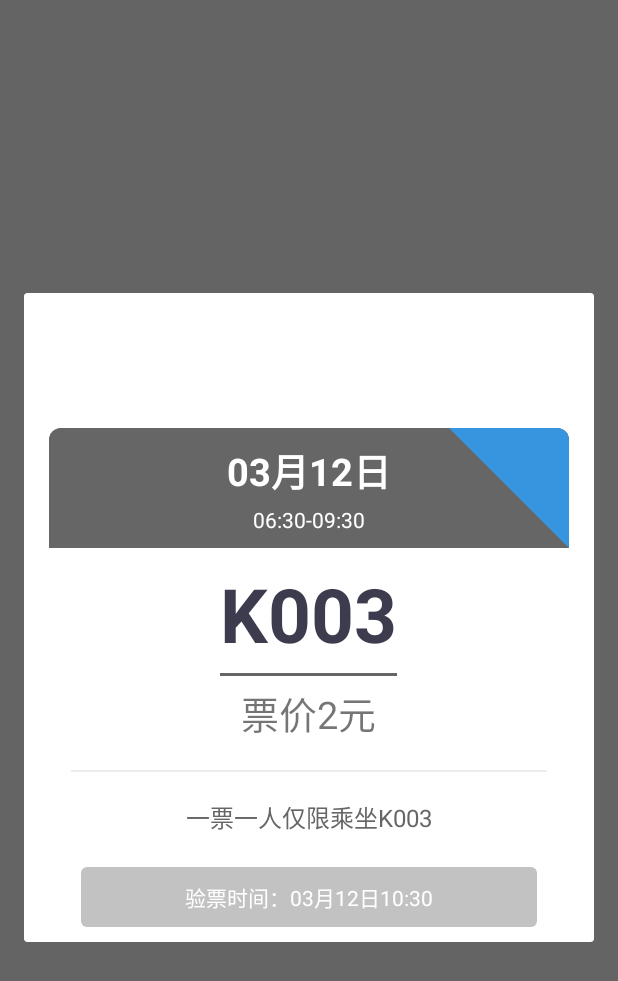
After one commit to fanturbo/AreYouOk, an Android app: the fragment TicketWeChatFragment shown on its own in the app's theme, on a phone screen of 412 x 824 dp. The commit adds this screen. Shown: the top 981 px of the screen. Run offline under Robolectric (Android 15) with nearby library versions, the phone set to English and light mode, and no system bars; our stand-ins replace ButterKnife; libraries missing offline, so code that uses them is left out: com.zhy.autolayout; 6 statements that could not run were skipped.

Commit message:
添加微信页面

```diff
--- a/app/src/main/AndroidManifest.xml
+++ b/app/src/main/AndroidManifest.xml
@@ -72,6 +72,11 @@
             android:label="@string/title_activity_haluo"
             android:theme="@style/FullscreenTheme" />
         <activity
+            android:name=".HaluoWeChatActivity"
+            android:configChanges="orientation|keyboardHidden|screenSize"
+            android:label="@string/title_activity_haluo"
+            android:theme="@style/FullscreenTheme" />
+        <activity
             android:name=".CaiHongActivity"
             android:configChanges="orientation|keyboardHidden|screenSize"
             android:label="@string/title_activity_cai_hong"
--- /dev/null
+++ b/app/src/main/java/lock/war3/pub/areyouok/TicketWeChatFragment.java
@@ -0,0 +1,132 @@
+package lock.war3.pub.areyouok;
+
+
+import android.content.Context;
+import android.graphics.Color;
+import android.graphics.drawable.ColorDrawable;
+import android.os.Bundle;
+import android.support.annotation.Nullable;
+import android.support.v4.app.DialogFragment;
+import android.view.Gravity;
+import android.view.LayoutInflater;
+import android.view.View;
+import android.view.ViewGroup;
+import android.view.Window;
+import android.view.WindowManager;
+import android.widget.FrameLayout;
+import android.widget.LinearLayout;
+import android.widget.TextView;
+
+import java.text.SimpleDateFormat;
+import java.util.Calendar;
+
+import butterknife.BindView;
+import butterknife.ButterKnife;
+import butterknife.OnClick;
+import butterknife.Unbinder;
+import lock.war3.pub.areyouok.widget.OffcutView;
+
+public class TicketWeChatFragment extends DialogFragment {
+
+    public static final String TAG = TicketWeChatFragment.class.getSimpleName();
+    @BindView(R.id.shuttle_ticket_date)
+    TextView shuttleTicketDate;
+    @BindView(R.id.suhttle_ticket_time)
+    TextView suhttleTicketTime;
+    @BindView(R.id.shuttle_ticket_offcutview)
+    OffcutView shuttleTicketOffcutview;
+    @BindView(R.id.ticket_container_top_view)
+    FrameLayout ticketContainerTopView;
+    @BindView(R.id.shuttle_ticket_title)
+    TextView shuttleTicketTitle;
+    @BindView(R.id.shuttle_ticket_underline)
+    View shuttleTicketUnderline;
+    @BindView(R.id.shuttle_ticket_price)
+    TextView shuttleTicketPrice;
+    @BindView(R.id.ticket_container_middle_view)
+    LinearLayout ticketContainerMiddleView;
+    @BindView(R.id.shuttle_desc_text)
+    TextView shuttleDescText;
+    @BindView(R.id.shuttle_ticket_check)
+    TextView shuttleTicketCheck;
+    @BindView(R.id.ticket_container_bottom_view)
+    LinearLayout ticketContainerBottomView;
+    Unbinder unbinder;
+    private Context mContext;
+
+    public static TicketWeChatFragment newInstance(int i) {
+        Bundle args = new Bundle();
+        args.putInt("i", i);
+        TicketWeChatFragment fragment = new TicketWeChatFragment();
+        fragment.setArguments(args);
+        return fragment;
+    }
+
+
+    @Override
+    public void onAttach(Context context) {
+        super.onAttach(context);
+        mContext = context;
+    }
+
+    @Nullable
+    @Override
+    public View onCreateView(LayoutInflater inflater, @Nullable ViewGroup container,
+                             @Nullable Bundle savedInstanceState) {
+        View rootView = inflater.inflate(R.layout.view_bus_ticket_wechat, container, false);
+        WindowManager.LayoutParams lp= getDialog().getWindow().getAttributes();
+        lp.alpha=0.2f;
+        getDialog().getWindow().setAttributes(lp);
+        unbinder = ButterKnife.bind(this, rootView);
+        setTicket();
+        return rootView;
+    }
+
+    public void setTicket() {
+        int i = getArguments().getInt("i");
+        Calendar instance = Calendar.getInstance();
+        SimpleDateFormat format = new SimpleDateFormat("MM月dd日");
+        SimpleDateFormat format2 = new SimpleDateFormat("验票时间：MM月dd日HH:mm");
+        shuttleTicketDate.setText(format.format(Calendar.getInstance().getTime()));
+        int hourOfDay = Calendar.getInstance().get(Calendar.HOUR_OF_DAY);
+        if (i == 0) {
+            suhttleTicketTime.setText("06:30-09:30");
+            shuttleTicketTitle.setText("K003");
+            shuttleDescText.setText("一票一人仅限乘坐K003");
+        } else if (i == 1) {
+            suhttleTicketTime.setText("17:30-21:00");
+            shuttleTicketTitle.setText("K004");
+            shuttleDescText.setText("一票一人仅限乘坐K004");
+        } else {
+            suhttleTicketTime.setText("06:30-09:30");
+            shuttleTicketTitle.setText("K005");
+            shuttleDescText.setText("一票一人仅限乘坐K005");
+        }
+        shuttleTicketCheck.setText(format2.format(Calendar.getInstance().getTime()));
+        //判断是否是周五来设置价格
+
+        int dayOfWeek = instance.get(Calendar.DAY_OF_WEEK);
+        if (dayOfWeek == 6) {
+            shuttleTicketPrice.setText("票价1元");
+        } else {
+            shuttleTicketPrice.setText("票价2元");
+        }
+    }
+
+    public void onResume() {
+        super.onResume();
+        Window window = getDialog().getWindow();
+        window.setLayout(window.getAttributes().width, window.getAttributes().height);
+        window.setGravity(Gravity.CENTER);
+    }
+
+    @Override
+    public void onDestroyView() {
+        super.onDestroyView();
+    }
+
+    @OnClick(R.id.tv_close)
+    public void onViewClicked() {
+        this.dismiss();
+    }
+}
--- a/app/src/main/java/lock/war3/pub/areyouok/widget/DashView.java
+++ b/app/src/main/java/lock/war3/pub/areyouok/widget/DashView.java
@@ -40,11 +40,11 @@ public class DashView extends View {
         }
         final DisplayMetrics metrics = getResources().getDisplayMetrics();
         float width = TypedValue.applyDimension(TypedValue.COMPLEX_UNIT_DIP, 1, metrics);
-        float dashGap = TypedValue.applyDimension(TypedValue.COMPLEX_UNIT_DIP, AutoUtils.getPercentWidthSize(3), metrics);
-        float dashWidth = TypedValue.applyDimension(TypedValue.COMPLEX_UNIT_DIP, AutoUtils.getPercentWidthSize(7), metrics);
+        float dashGap = TypedValue.applyDimension(TypedValue.COMPLEX_UNIT_DIP, AutoUtils.getPercentWidthSize(2), metrics);
+        float dashWidth = TypedValue.applyDimension(TypedValue.COMPLEX_UNIT_DIP, AutoUtils.getPercentWidthSize(2), metrics);
 
         mDashPaint = new Paint();
-        mDashPaint.setColor(0xff3b3c4e);
+        mDashPaint.setColor(0xffE6E6E6);
         mDashPaint.setStyle(Paint.Style.STROKE);
         mDashPaint.setStrokeWidth(width);
         mDashPaint.setAntiAlias(true);
--- a/app/src/main/java/lock/war3/pub/areyouok/widget/OffcutView.java
+++ b/app/src/main/java/lock/war3/pub/areyouok/widget/OffcutView.java
@@ -1,11 +1,14 @@
 package lock.war3.pub.areyouok.widget;
 
 import android.content.Context;
+import android.content.res.TypedArray;
 import android.graphics.Canvas;
+import android.graphics.Color;
 import android.graphics.Paint;
 import android.graphics.Paint.Style;
 import android.graphics.Path;
 import android.util.AttributeSet;
+import android.util.Log;
 import android.view.View;
 
 import com.zhy.autolayout.utils.AutoUtils;
@@ -19,6 +22,8 @@ public class OffcutView extends View {
     private int d = -1;
     private int f = 12;
     private Fang g = Fang.RIGHT;
+    private int offCutViewBgColor = Color.parseColor("#3795DF");
+    private int offCutViewTextColor = Color.parseColor("#ffffff");
 
     public enum Fang {
         LEFT,
@@ -27,24 +32,27 @@ public class OffcutView extends View {
 
     public OffcutView(Context context) {
         super(context);
-        a();
     }
 
     public OffcutView(Context context, AttributeSet attributeSet) {
         super(context, attributeSet);
-        a();
+        a(attributeSet, context);
     }
 
     public OffcutView(Context context, AttributeSet attributeSet, int i) {
         super(context, attributeSet, i);
-        a();
+        a(attributeSet, context);
     }
 
     public void setBgColor(int i) {
         invalidate();
     }
 
-    private void a() {
+    private void a(AttributeSet attrs, Context context) {
+        TypedArray typedArray = context.obtainStyledAttributes(attrs,
+                R.styleable.OffcutView);
+        offCutViewBgColor = typedArray.getColor(R.styleable.OffcutView_bgcolor, offCutViewBgColor);
+        offCutViewTextColor = typedArray.getColor(R.styleable.OffcutView_textcolor, offCutViewTextColor);
         this.b = new Paint();
         this.c = new Paint();
         this.b.setAntiAlias(true);
@@ -76,7 +84,7 @@ public class OffcutView extends View {
     private void a(Canvas canvas) {
         int width = getWidth();
         int height = getHeight();
-        this.c.setColor(getContext().getResources().getColor(R.color.color2));
+        this.c.setColor(offCutViewBgColor);
         canvas.drawCircle((float) this.f, (float) this.f, (float) this.f, this.c);
         Path path = new Path();
         path.moveTo((float) this.f, 0.0f);
@@ -86,20 +94,22 @@ public class OffcutView extends View {
         path.close();
         canvas.drawPath(path, this.c);
         canvas.save();
-        this.b.setColor(this.d);
+        this.b.setColor(offCutViewTextColor);
         this.b.setAntiAlias(true);
         this.b.setTextSize((float) (width / 4));
         float f = ((((float) width) * 0.707f) * 8.0f) / 10.0f;
         float f2 = (-this.b.measureText(this.a)) / 2.0f;
         canvas.rotate(-45.0f);
         canvas.drawText("已验票", f2, f, this.b);
+        Log.i("========", "x = " + f2);
+        Log.i("========", "y = " + f);
         canvas.restore();
     }
 
     private void b(Canvas canvas) {
         int width = getWidth();
         int height = getHeight();
-        this.c.setColor(getContext().getResources().getColor(R.color.color2));
+        this.c.setColor(offCutViewBgColor);
         canvas.drawCircle((float) (width - this.f), (float) this.f, (float) this.f, this.c);
         Path path = new Path();
         path.moveTo((float) (width - this.f), 0.0f);
@@ -109,12 +119,14 @@ public class OffcutView extends View {
         path.close();
         canvas.drawPath(path, this.c);
         canvas.save();
-        this.b.setColor(this.d);
+        this.b.setColor(offCutViewTextColor);
         this.b.setAntiAlias(true);
         this.b.setTextSize(AutoUtils.getPercentWidthSize(30));
         float measureText = this.b.measureText(this.a);
         canvas.rotate(45.0f, (float) (width / 2), (float) (height / 2));
-        canvas.drawText("已验票", AutoUtils.getPercentWidthSize(42), AutoUtils.getPercentWidthSize(42), this.b);
+//        canvas.rotate(45.0f,0,0);
+        int i = ((int) (width / 2)) - AutoUtils.getPercentWidthSize(10);
+        canvas.drawText("已验票", AutoUtils.getPercentWidthSize(30), (height / 2)-AutoUtils.getPercentWidthSize(20), this.b);
         canvas.restore();
     }
 }
--- /dev/null
+++ b/app/src/main/res/drawable/bg_round_top_wechat.xml
@@ -0,0 +1,12 @@
+<?xml version="1.0" encoding="utf-8"?>
+<shape xmlns:android="http://schemas.android.com/apk/res/android">
+    <corners
+        android:bottomLeftRadius="0dp"
+        android:bottomRightRadius="0dp"
+        android:topLeftRadius="8dp"
+        android:topRightRadius="8dp" />
+
+    <stroke android:width="0dp" />
+
+    <solid android:color="#666666" />
+</shape>
--- a/app/src/main/res/drawable/btn_dark_4dp.xml
+++ b/app/src/main/res/drawable/btn_dark_4dp.xml
@@ -3,25 +3,25 @@
     <item android:state_pressed="true">
         <shape android:shape="rectangle">
             <corners android:radius="4dp" />
-            <solid android:color="#9A9A9A" />
+            <solid android:color="#c2c2c2" />
         </shape>
     </item>
     <item android:state_enabled="true">
         <shape android:shape="rectangle">
             <corners android:radius="4dp" />
-            <solid android:color="#9A9A9A" />
+            <solid android:color="#c2c2c2" />
         </shape>
     </item>
     <item android:state_enabled="false">
         <shape android:shape="rectangle">
             <corners android:radius="4dp" />
-            <solid android:color="#9A9A9A" />
+            <solid android:color="#c2c2c2" />
         </shape>
     </item>
     <item>
         <shape android:shape="rectangle">
             <corners android:radius="4dp" />
-            <solid android:color="#9A9A9A" />
+            <solid android:color="#c2c2c2" />
         </shape>
     </item>
 </selector>
--- a/app/src/main/res/layout/content_main.xml
+++ b/app/src/main/res/layout/content_main.xml
@@ -20,6 +20,12 @@
             android:text="哈罗班车" />
 
         <Button
+            android:id="@+id/btn_haluo_wechat"
+            android:layout_width="wrap_content"
+            android:layout_height="wrap_content"
+            android:text="哈罗班车微信" />
+
+        <Button
             android:id="@+id/btn2"
             android:layout_width="wrap_content"
             android:layout_height="wrap_content"
--- /dev/null
+++ b/app/src/main/res/layout/view_bus_ticket_wechat.xml
@@ -0,0 +1,203 @@
+<?xml version="1.0" encoding="utf-8"?>
+<LinearLayout xmlns:android="http://schemas.android.com/apk/res/android"
+    xmlns:app="http://schemas.android.com/apk/res-auto"
+    android:layout_width="match_parent"
+    android:layout_height="wrap_content"
+    android:background="#00000000"
+    android:orientation="vertical">
+
+    <View
+        android:layout_width="match_parent"
+        android:layout_height="28dp" />
+
+    <RelativeLayout
+        android:layout_width="match_parent"
+        android:layout_height="match_parent"
+        android:layout_marginLeft="7px"
+        android:background="#00000000"
+        android:layout_marginRight="7px">
+
+        <TextView
+            android:layout_width="wrap_content"
+            android:layout_height="wrap_content"
+            android:layout_centerHorizontal="true"
+            android:layout_gravity="right"
+            android:layout_marginBottom="16dp"
+            android:layout_marginRight="5dp"
+            android:layout_marginTop="22dp"
+            android:text="我的票夹"
+            android:textColor="#fff"
+            android:textSize="16sp" />
+
+        <TextView
+            android:id="@+id/tv_close"
+            android:layout_width="wrap_content"
+            android:layout_height="wrap_content"
+            android:layout_alignParentRight="true"
+            android:layout_gravity="right"
+            android:layout_marginBottom="16dp"
+            android:layout_marginRight="12dp"
+            android:layout_marginTop="22dp"
+            android:text="关闭"
+            android:textColor="#fff"
+            android:textSize="16sp" />
+
+        <LinearLayout
+            android:layout_width="match_parent"
+            android:layout_height="wrap_content"
+            android:layout_below="@id/tv_close"
+            android:layout_marginLeft="12dp"
+            android:layout_marginRight="12dp"
+            android:background="#00000000"
+            android:gravity="center"
+            android:orientation="vertical">
+
+
+            <LinearLayout
+                android:id="@+id/ticket_container_middle_view"
+                android:layout_width="match_parent"
+                android:layout_height="wrap_content"
+                android:background="@drawable/bg_round_top"
+                android:orientation="vertical">
+
+                <FrameLayout
+                    android:id="@+id/ticket_container_top_view"
+                    android:layout_width="match_parent"
+                    android:layout_height="80dp"
+                    android:background="@drawable/bg_round_top_wechat">
+
+                    <LinearLayout
+                        android:layout_width="wrap_content"
+                        android:layout_height="wrap_content"
+                        android:layout_gravity="center"
+                        android:orientation="vertical">
+
+                        <TextView
+                            android:id="@+id/shuttle_ticket_date"
+                            android:layout_width="match_parent"
+                            android:layout_height="match_parent"
+                            android:gravity="center"
+                            android:text="11月26日"
+                            android:textColor="@color/text3"
+                            android:textSize="25sp"
+                            android:textStyle="bold" />
+
+                        <TextView
+                            android:id="@+id/suhttle_ticket_time"
+                            android:layout_width="match_parent"
+                            android:layout_height="match_parent"
+                            android:layout_marginTop="4dp"
+                            android:gravity="center"
+                            android:lines="1"
+                            android:text="乘车时间：19:00"
+                            android:textColor="@color/text3"
+                            android:textSize="14sp" />
+                    </LinearLayout>
+
+                    <lock.war3.pub.areyouok.widget.OffcutView
+                        android:id="@+id/shuttle_ticket_offcutview"
+                        android:layout_width="80dp"
+                        android:layout_height="80dp"
+                        android:layout_gravity="right"
+                        android:visibility="visible"
+                        app:bgcolor="@color/haluo_color"
+                        app:textcolor="#ffffff" />
+                </FrameLayout>
+
+                <LinearLayout
+                    android:layout_width="match_parent"
+                    android:layout_height="wrap_content"
+                    android:background="#fff"
+                    android:gravity="center"
+                    android:orientation="vertical"
+                    android:paddingBottom="6dp"
+                    android:paddingTop="10dp">
+
+                    <LinearLayout
+                        android:layout_width="wrap_content"
+                        android:layout_height="wrap_content"
+                        android:orientation="vertical">
+
+                        <TextView
+                            android:id="@+id/shuttle_ticket_title"
+                            android:layout_width="wrap_content"
+                            android:layout_height="wrap_content"
+                            android:text="K004"
+                            android:textColor="@color/color1"
+                            android:textSize="50sp"
+                            android:textStyle="bold" />
+
+                        <View
+                            android:id="@+id/shuttle_ticket_underline"
+                            android:layout_width="match_parent"
+                            android:layout_height="2dp"
+                            android:layout_marginTop="6dp"
+                            android:background="@color/text2" />
+                    </LinearLayout>
+
+                    <TextView
+                        android:id="@+id/shuttle_ticket_price"
+                        android:layout_width="wrap_content"
+                        android:layout_height="wrap_content"
+                        android:layout_marginTop="5dp"
+                        android:text="票价1元"
+                        android:textSize="25sp" />
+                </LinearLayout>
+            </LinearLayout>
+
+            <LinearLayout
+                android:layout_width="match_parent"
+                android:layout_height="24dp"
+                android:background="#00000000"
+                android:gravity="center">
+
+                <lock.war3.pub.areyouok.widget.LeftCircleView
+                    android:layout_width="22px"
+                    android:layout_height="wrap_content" />
+
+                <lock.war3.pub.areyouok.widget.DashView
+                    android:layout_width="0dp"
+                    android:layout_height="match_parent"
+                    android:layout_weight="1"
+                    android:background="#fff"
+                    android:layerType="software" />
+
+                <lock.war3.pub.areyouok.widget.RightCircleView
+                    android:layout_width="22px"
+                    android:layout_height="wrap_content" />
+            </LinearLayout>
+
+            <LinearLayout
+                android:id="@+id/ticket_container_bottom_view"
+                android:layout_width="match_parent"
+                android:layout_height="wrap_content"
+                android:background="@drawable/bg_round_bottom"
+                android:gravity="center"
+                android:orientation="vertical"
+                android:paddingBottom="10dp">
+
+                <TextView
+                    android:id="@+id/shuttle_desc_text"
+                    android:layout_width="wrap_content"
+                    android:layout_height="wrap_content"
+                    android:layout_marginTop="8dp"
+                    android:text="一票一人仅限乘坐K004"
+                    android:textColor="@color/text2"
+                    android:textSize="16sp" />
+
+                <TextView
+                    android:id="@+id/shuttle_ticket_check"
+                    android:layout_width="match_parent"
+                    android:layout_height="40dp"
+                    android:layout_gravity="center"
+                    android:layout_marginLeft="21dp"
+                    android:layout_marginRight="21dp"
+                    android:layout_marginTop="21dp"
+                    android:background="@drawable/btn_dark_4dp"
+                    android:gravity="center"
+                    android:text="验票时间：11月20日18:42"
+                    android:textColor="@color/text3" />
+            </LinearLayout>
+        </LinearLayout>
+    </RelativeLayout>
+</LinearLayout>
--- a/app/src/main/res/values/attrs.xml
+++ b/app/src/main/res/values/attrs.xml
@@ -8,5 +8,8 @@
         <attr name="metaButtonBarStyle" format="reference" />
         <attr name="metaButtonBarButtonStyle" format="reference" />
     </declare-styleable>
-
+    <declare-styleable name="OffcutView">
+        <attr name="bgcolor" format="color" />
+        <attr name="textcolor" format="color" />
+    </declare-styleable>
 </resources>
--- a/app/src/main/res/values/colors.xml
+++ b/app/src/main/res/values/colors.xml
@@ -1,7 +1,7 @@
 <?xml version="1.0" encoding="utf-8"?>
 <resources>
-    <color name="colorPrimary">#3B3C4E</color>
-    <color name="colorPrimaryDark">#3B3C4E</color>
+    <color name="colorPrimary">#303135</color>
+    <color name="colorPrimaryDark">#303135</color>
     <color name="colorAccent">#FF4081</color>
     <color name="text1">#333333</color>
     <color name="text2">#666666</color>
@@ -16,9 +16,11 @@
     <color name="color2">#32A795</color>
     <color name="color3">#f00</color>
     <color name="color4">#303135</color>
+    <color name="color5">#80000000</color>
 
     <color name="black_overlay">#66000000</color>
     <color name="theme_color">#2ab9ff</color>
     <color name="caihong_color">#61DAFB</color>
+    <color name="haluo_color">#3795DF</color>
 
 </resources>
```
Also changed, not shown: app/src/main/java/lock/war3/pub/areyouok/HaluoWeChatActivity.java (added, +139 -0 lines), app/src/main/java/lock/war3/pub/areyouok/MainActivity.java (+7 -0 lines), app/src/main/java/lock/war3/pub/areyouok/widget/ThreePointView.java (added, +45 -0 lines), app/src/main/res/layout/activity_haluo_wechat.xml (added, +107 -0 lines), app/src/main/res/mipmap-xhdpi/bg.png, app/src/main/res/mipmap-xhdpi/bg_haluo_wechat_head.png (added), app/src/main/res/mipmap-xhdpi/bg_wechat_haluo.png (added), app/src/main/res/mipmap-xhdpi/ic_3_white.png (added), app/src/main/res/mipmap-xhdpi/ic_close.png (added).
